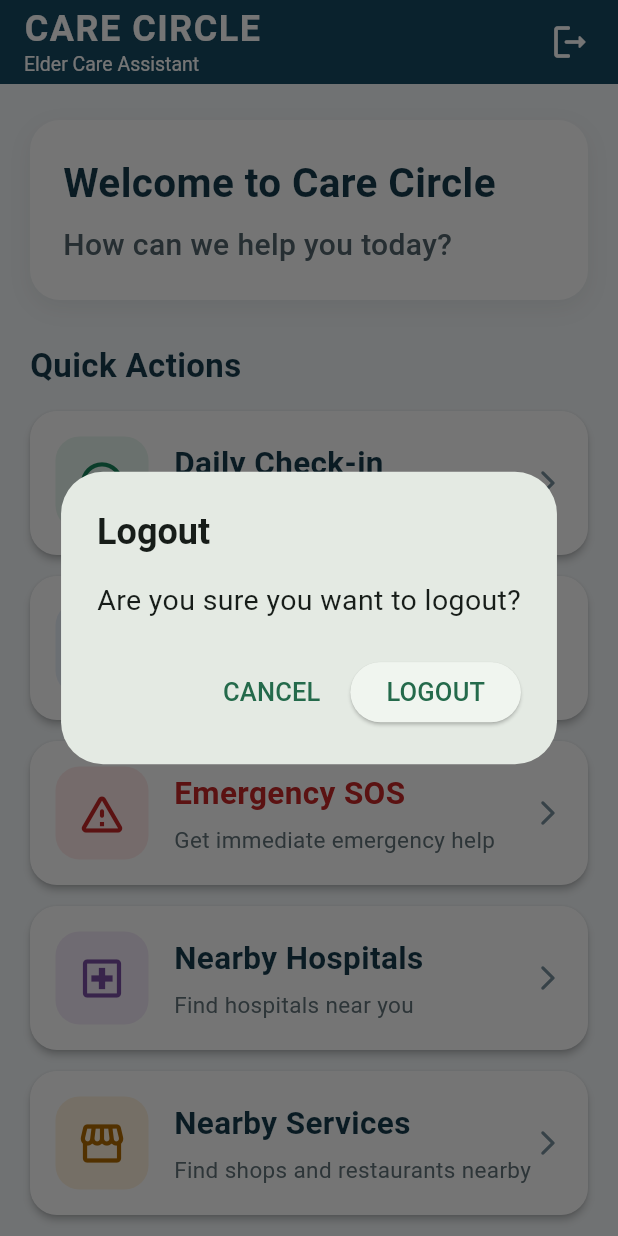
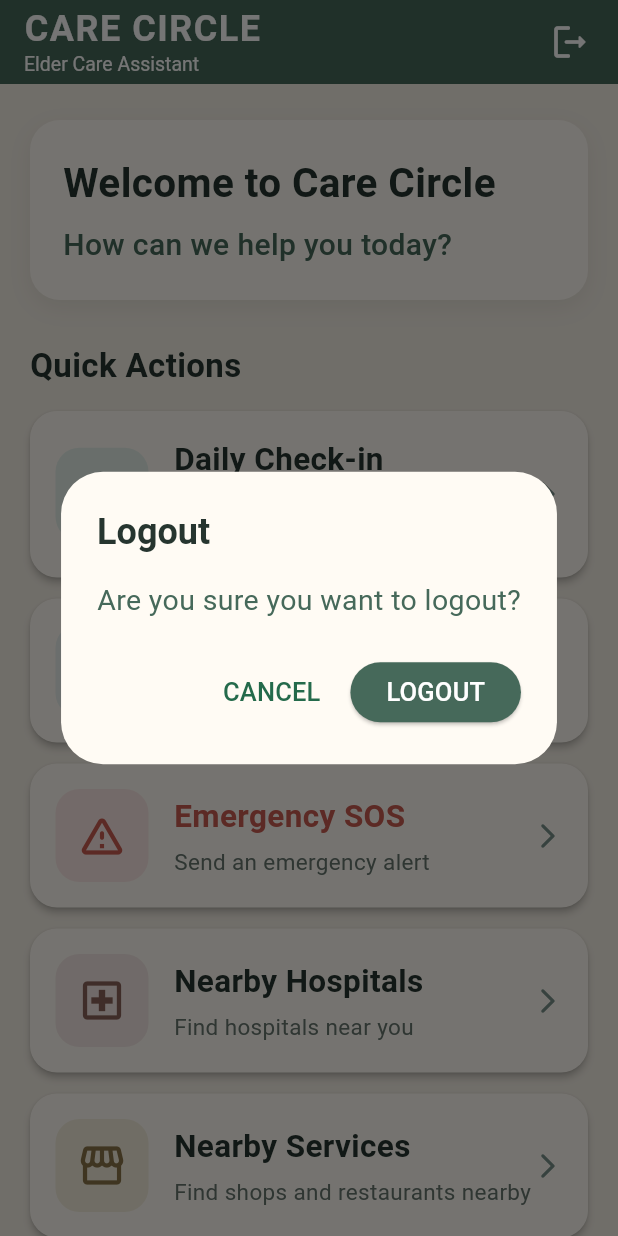
Before and after one commit to abhisreesajay/CareCircle, a Flutter app: the screen it shows once a user with an empty profile is signed in, after a tap on the "logout" icon, on a phone screen of 412 x 824 dp. Run offline on Flutter 3.47's test engine with Material 3 defaults, Android fonts, the phone set to English and light mode, and no system bars; our stand-ins replace cloud_firestore, firebase_auth, firebase_core, firebase_messaging, geolocator, speech_to_text; accounts and stored records are empty.

Commit message:
Update elder_home.dart

```diff
--- a/lib/screens/elder/elder_home.dart
+++ b/lib/screens/elder/elder_home.dart
@@ -1,14 +1,17 @@
+import 'package:firebase_auth/firebase_auth.dart';
 import 'package:flutter/material.dart';
+
 class ElderHome extends StatelessWidget {
   const ElderHome({super.key});
+
   @override
   Widget build(BuildContext context) {
     return Scaffold(
-      backgroundColor: const Color(0xFFF4F8FA),
+      backgroundColor: const Color(0xFFF4EFE5),
 
       appBar: AppBar(
         elevation: 0,
-        backgroundColor: const Color(0xFF164A63),
+        backgroundColor: const Color(0xFF46695A),
         foregroundColor: Colors.white,
         centerTitle: false,
         title: const Column(
@@ -48,16 +51,24 @@ class ElderHome extends StatelessWidget {
 
       body: SafeArea(
         child: SingleChildScrollView(
-          padding: const EdgeInsets.fromLTRB(20, 24, 20, 30),
+          padding: const EdgeInsets.fromLTRB(
+            20,
+            24,
+            20,
+            30,
+          ),
           child: Column(
             crossAxisAlignment: CrossAxisAlignment.start,
             children: [
-              // Welcome section
+              // --------------------------------------------------
+              // WELCOME
+              // --------------------------------------------------
+
               Container(
                 width: double.infinity,
                 padding: const EdgeInsets.all(22),
                 decoration: BoxDecoration(
-                  color: Colors.white,
+                  color: const Color(0xFFFFFBF4),
                   borderRadius: BorderRadius.circular(20),
                   boxShadow: [
                     BoxShadow(
@@ -75,7 +86,7 @@ class ElderHome extends StatelessWidget {
                       style: TextStyle(
                         fontSize: 27,
                         fontWeight: FontWeight.bold,
-                        color: Color(0xFF163B4D),
+                        color: Color(0xFF26352F),
                       ),
                     ),
                     SizedBox(height: 8),
@@ -83,7 +94,7 @@ class ElderHome extends StatelessWidget {
                       'How can we help you today?',
                       style: TextStyle(
                         fontSize: 20,
-                        color: Color(0xFF52656D),
+                        color: Color(0xFF46695A),
                         fontWeight: FontWeight.w500,
                       ),
                     ),
@@ -98,84 +109,102 @@ class ElderHome extends StatelessWidget {
                 style: TextStyle(
                   fontSize: 22,
                   fontWeight: FontWeight.bold,
-                  color: Color(0xFF163B4D),
+                  color: Color(0xFF26352F),
                 ),
               ),
 
               const SizedBox(height: 15),
 
-              // Check-in
+              // --------------------------------------------------
+              // 1. CHECK-IN
+              // --------------------------------------------------
+
               _buildActionCard(
                 context: context,
                 title: 'Daily Check-in',
-                subtitle: 'Tell us how you are feeling',
+                subtitle: 'Let your caregiver know you are okay',
                 icon: Icons.check_circle_outline_rounded,
-                iconColor: const Color(0xFF16845B),
-                backgroundColor: const Color(0xFFE8F6EF),
+                iconColor: const Color(0xFF46695A),
+                backgroundColor: const Color(0xFFE5F0EA),
                 route: '/checkin',
               ),
 
               const SizedBox(height: 14),
 
-              // Voice Check-in
+              // --------------------------------------------------
+              // 2. VOICE CHECK-IN
+              // --------------------------------------------------
+
               _buildActionCard(
                 context: context,
                 title: 'Voice Check-in',
                 subtitle: 'Speak instead of typing',
                 icon: Icons.mic_none_rounded,
-                iconColor: const Color(0xFF3867A6),
-                backgroundColor: const Color(0xFFEAF1FB),
+                iconColor: const Color(0xFF5C7D72),
+                backgroundColor: const Color(0xFFE9F0ED),
                 route: '/voice-checkin',
               ),
 
               const SizedBox(height: 14),
 
-              // SOS
+              // --------------------------------------------------
+              // 3. SOS
+              // --------------------------------------------------
+
               _buildActionCard(
                 context: context,
                 title: 'Emergency SOS',
-                subtitle: 'Get immediate emergency help',
+                subtitle: 'Send an emergency alert',
                 icon: Icons.warning_amber_rounded,
-                iconColor: const Color(0xFFC62828),
-                backgroundColor: const Color(0xFFFFEAEA),
+                iconColor: const Color(0xFFC85C50),
+                backgroundColor: const Color(0xFFFBE8E5),
                 route: '/sos',
                 isEmergency: true,
               ),
 
               const SizedBox(height: 14),
 
-              // Hospitals
+              // --------------------------------------------------
+              // 4. NEARBY HOSPITALS
+              // --------------------------------------------------
+
               _buildActionCard(
                 context: context,
                 title: 'Nearby Hospitals',
                 subtitle: 'Find hospitals near you',
                 icon: Icons.local_hospital_outlined,
-                iconColor: const Color(0xFF7A4FA3),
-                backgroundColor: const Color(0xFFF3EAF8),
-                route: '/hospitals',
+                iconColor: const Color(0xFF8A6259),
+                backgroundColor: const Color(0xFFF4E8E4),
+                route: '/nearby-services',
               ),
 
               const SizedBox(height: 14),
 
-              // Services
+              // --------------------------------------------------
+              // 5. NEARBY SERVICES
+              // --------------------------------------------------
+
               _buildActionCard(
                 context: context,
                 title: 'Nearby Services',
                 subtitle: 'Find shops and restaurants nearby',
                 icon: Icons.storefront_outlined,
-                iconColor: const Color(0xFFB36B00),
-                backgroundColor: const Color(0xFFFFF2DE),
-                route: '/services',
+                iconColor: const Color(0xFF8A7448),
+                backgroundColor: const Color(0xFFF4EEDC),
+                route: '/nearby-services',
               ),
 
               const SizedBox(height: 28),
 
-              // Help information
+              // --------------------------------------------------
+              // HELP
+              // --------------------------------------------------
+
               Container(
                 width: double.infinity,
                 padding: const EdgeInsets.all(20),
                 decoration: BoxDecoration(
-                  color: const Color(0xFF164A63),
+                  color: const Color(0xFF46695A),
                   borderRadius: BorderRadius.circular(18),
                 ),
                 child: const Row(
@@ -188,7 +217,7 @@ class ElderHome extends StatelessWidget {
                     SizedBox(width: 14),
                     Expanded(
                       child: Text(
-                        'Need help? Use the Emergency SOS button or contact your caregiver.',
+                        'Need help? Use Emergency SOS or contact your caregiver.',
                         style: TextStyle(
                           color: Colors.white,
                           fontSize: 17,
@@ -233,19 +262,21 @@ class ElderHome extends StatelessWidget {
     return SizedBox(
       width: double.infinity,
       child: Material(
-        color: Colors.white,
+        color: const Color(0xFFFFFBF4),
         borderRadius: BorderRadius.circular(18),
         elevation: 2,
         child: InkWell(
           borderRadius: BorderRadius.circular(18),
           onTap: () {
-            Navigator.pushNamed(context, route);
+            Navigator.pushNamed(
+              context,
+              route,
+            );
           },
           child: Padding(
             padding: const EdgeInsets.all(17),
             child: Row(
               children: [
-                // Icon box
                 Container(
                   width: 62,
                   height: 62,
@@ -262,10 +293,10 @@ class ElderHome extends StatelessWidget {
 
                 const SizedBox(width: 17),
 
-                // Text
                 Expanded(
                   child: Column(
-                    crossAxisAlignment: CrossAxisAlignment.start,
+                    crossAxisAlignment:
+                        CrossAxisAlignment.start,
                     children: [
                       Text(
                         title,
@@ -273,8 +304,8 @@ class ElderHome extends StatelessWidget {
                           fontSize: 21,
                           fontWeight: FontWeight.bold,
                           color: isEmergency
-                              ? const Color(0xFFC62828)
-                              : const Color(0xFF163B4D),
+                              ? const Color(0xFFC85C50)
+                              : const Color(0xFF26352F),
                         ),
                       ),
                       const SizedBox(height: 5),
@@ -282,7 +313,7 @@ class ElderHome extends StatelessWidget {
                         subtitle,
                         style: const TextStyle(
                           fontSize: 15,
-                          color: Color(0xFF63747B),
+                          color: Color(0xFF66756E),
                         ),
                       ),
                     ],
@@ -292,7 +323,7 @@ class ElderHome extends StatelessWidget {
                 const Icon(
                   Icons.arrow_forward_ios_rounded,
                   size: 20,
-                  color: Color(0xFF78909C),
+                  color: Color(0xFF789089),
                 ),
               ],
             ),
@@ -305,25 +336,28 @@ class ElderHome extends StatelessWidget {
   void _showLogoutDialog(BuildContext context) {
     showDialog(
       context: context,
-      builder: (context) {
+      builder: (dialogContext) {
         return AlertDialog(
+          backgroundColor: const Color(0xFFFFFBF4),
           title: const Text(
             'Logout',
             style: TextStyle(
               fontSize: 24,
               fontWeight: FontWeight.bold,
+              color: Color(0xFF26352F),
             ),
           ),
           content: const Text(
             'Are you sure you want to logout?',
             style: TextStyle(
               fontSize: 19,
+              color: Color(0xFF46695A),
             ),
           ),
           actions: [
             TextButton(
               onPressed: () {
-                Navigator.pop(context);
+                Navigator.pop(dialogContext);
               },
               child: const Text(
                 'CANCEL',
@@ -331,9 +365,27 @@ class ElderHome extends StatelessWidget {
               ),
             ),
             ElevatedButton(
-              onPressed: () {
-                Navigator.pop(context);
+              onPressed: () async {
+                Navigator.pop(dialogContext);
+
+                try {
+                  await FirebaseAuth.instance.signOut();
+                } catch (error) {
+                  if (context.mounted) {
+                    ScaffoldMessenger.of(context).showSnackBar(
+                      SnackBar(
+                        content: Text(
+                          'Logout failed: $error',
+                        ),
+                      ),
+                    );
+                  }
+                }
               },
+              style: ElevatedButton.styleFrom(
+                backgroundColor: const Color(0xFF46695A),
+                foregroundColor: Colors.white,
+              ),
               child: const Text(
                 'LOGOUT',
                 style: TextStyle(fontSize: 17),
```
